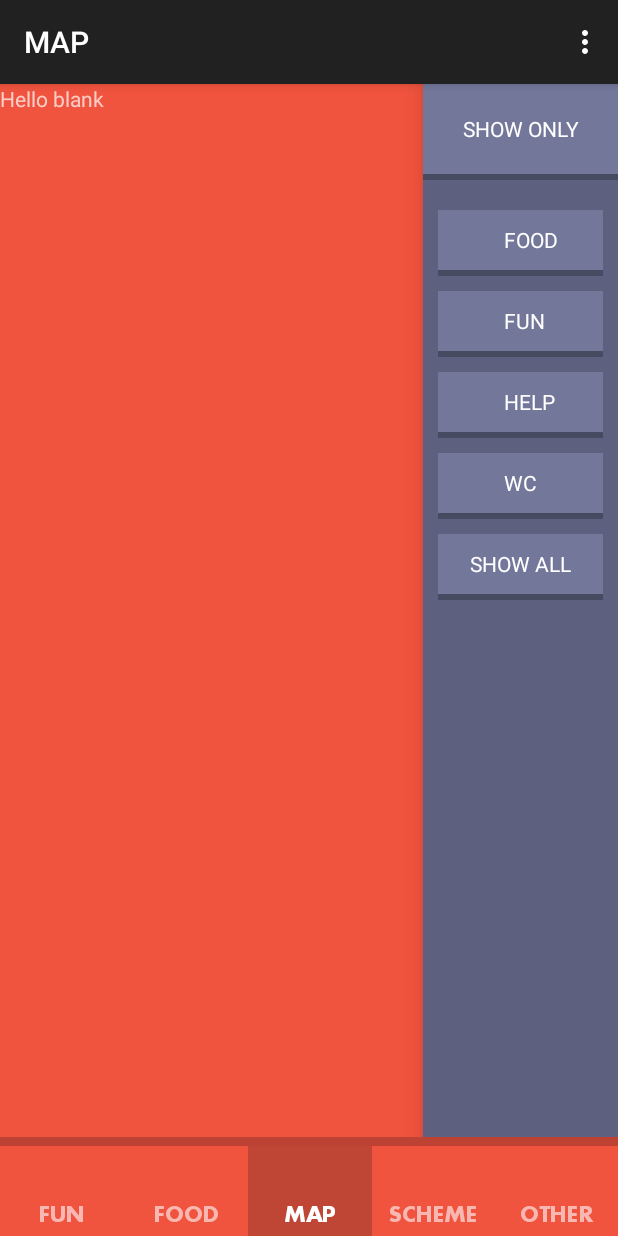
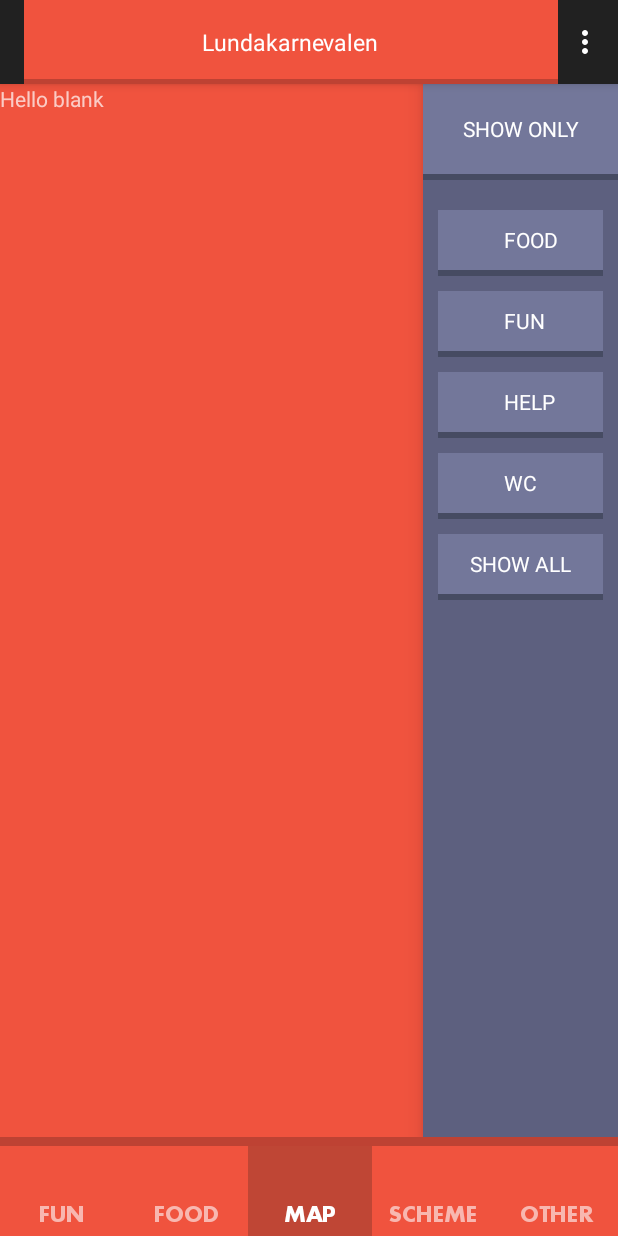
Before and after one commit to tkhduracell/app_lundakarnavalen_2014_extern, an Android app: the screen it shows after launch (ContentActivity), with the side drawer open, on a phone screen of 412 x 824 dp. Run offline under Robolectric (Android 15) with nearby library versions, the phone set to English and light mode, and no system bars; libraries missing offline, so code that uses them is left out: android.support.v7.

Commit message:
Update actionbar

```diff
--- a/futural-extern-android/src/main/java/fragments/FoodFragment.java
+++ b/futural-extern-android/src/main/java/fragments/FoodFragment.java
@@ -24,6 +24,5 @@
     @Override
     public void onActivityCreated(Bundle savedInstanceState) {
         super.onActivityCreated(savedInstanceState);
-        setTitle(getString(R.string.food));
-    }
+     }
 }
--- a/futural-extern-android/src/main/java/fragments/FunFragment.java
+++ b/futural-extern-android/src/main/java/fragments/FunFragment.java
@@ -24,6 +24,5 @@
     @Override
     public void onActivityCreated(Bundle savedInstanceState) {
         super.onActivityCreated(savedInstanceState);
-        setTitle(getString(R.string.fun));
     }
 }
--- a/futural-extern-android/src/main/java/fragments/MapFragment.java
+++ b/futural-extern-android/src/main/java/fragments/MapFragment.java
@@ -75,7 +75,6 @@
     @Override
     public void onActivityCreated(Bundle savedInstanceState) {
         super.onActivityCreated(savedInstanceState);
-        setTitle(getString(R.string.map));
     }
 
     @Override
--- a/futural-extern-android/src/main/java/fragments/OtherFragment.java
+++ b/futural-extern-android/src/main/java/fragments/OtherFragment.java
@@ -23,6 +23,5 @@
     @Override
     public void onActivityCreated(Bundle savedInstanceState) {
         super.onActivityCreated(savedInstanceState);
-        setTitle(getString(R.string.other));
     }
 }
--- a/futural-extern-android/src/main/java/fragments/SchemeFragment.java
+++ b/futural-extern-android/src/main/java/fragments/SchemeFragment.java
@@ -26,6 +26,5 @@
     @Override
     public void onActivityCreated(Bundle savedInstanceState) {
         super.onActivityCreated(savedInstanceState);
-        setTitle(getString(R.string.scheme));
     }
 }
--- a/futural-extern-android/src/main/java/se/lundakarnevalen/extern/android/ContentActivity.java
+++ b/futural-extern-android/src/main/java/se/lundakarnevalen/extern/android/ContentActivity.java
@@ -2,6 +2,7 @@
 
 import android.content.Context;
 
+import android.support.v7.app.ActionBar;
 import android.view.View.OnClickListener;
 import android.graphics.Color;
 import android.support.v4.app.FragmentManager;
@@ -39,6 +40,7 @@
     private DrawerLayout drawerLayout;
     private RelativeLayout currentSelectedBottomMenu;
     private RelativeLayout mapLayout;
+    private ActionBar actionBar;
 
     @Override
     protected void onCreate(Bundle savedInstanceState) {
@@ -51,6 +53,18 @@
         drawerLayout.setScrimColor(Color.TRANSPARENT);
         populateMenu();
         generateLowerMenu();
+        actionBar = getSupportActionBar();
+        setupActionbar();
+    }
+
+    private void setupActionbar() {
+        actionBar.setDisplayShowHomeEnabled(false);
+        actionBar.setDisplayShowCustomEnabled(true);
+        actionBar.setDisplayShowTitleEnabled(false);
+        actionBar.setDisplayOptions(ActionBar.DISPLAY_SHOW_CUSTOM);
+        LayoutInflater inflater = (LayoutInflater) getSystemService(Context.LAYOUT_INFLATER_SERVICE);
+        View root = inflater.inflate(R.layout.action_bar_layout, null);
+        actionBar.setCustomView(root);
     }
 
     private void generateLowerMenu() {
--- /dev/null
+++ b/futural-extern-android/src/main/res/layout/action_bar_layout.xml
@@ -0,0 +1,40 @@
+<?xml version="1.0" encoding="utf-8"?>
+<RelativeLayout xmlns:android="http://schemas.android.com/apk/res/android"
+    android:layout_width="match_parent"
+    android:layout_height="match_parent"
+    android:layout_gravity="fill_horizontal"
+     >
+
+    <RelativeLayout
+        android:id="@+id/wrapper"
+        android:layout_width="match_parent"
+        android:layout_height="match_parent"
+        android:background="@color/red">
+
+
+        <TextView
+            android:id="@+id/title"
+            android:layout_width="wrap_content"
+            android:layout_height="wrap_content"
+            android:layout_centerHorizontal="true"
+            android:layout_centerVertical="true"
+            android:gravity="center"
+            android:text="Lundakarnevalen"
+            android:textColor="#FFFFFF"
+            android:textSize="15sp" />
+
+    </RelativeLayout>
+
+    <RelativeLayout
+        android:id="@+id/actionBarShadow"
+        android:layout_width="match_parent"
+        android:layout_height="3dp"
+        android:background="@color/bottom_menu_shadow"
+        android:layout_alignParentBottom="true"
+
+        >
+
+        </RelativeLayout>
+
+
+</RelativeLayout>
```
